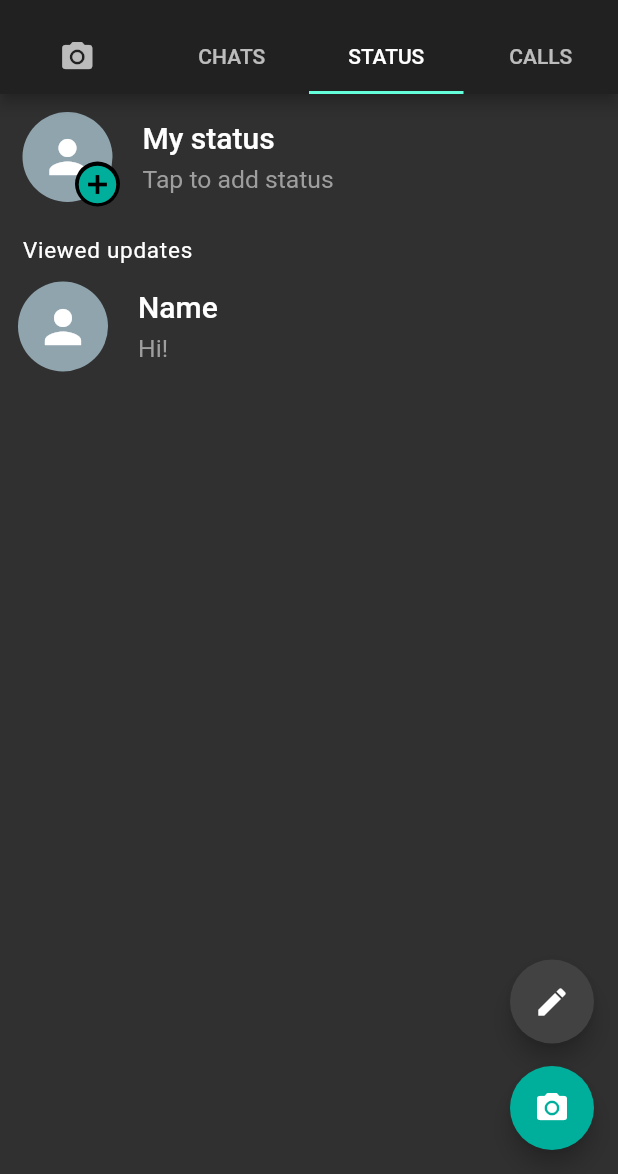
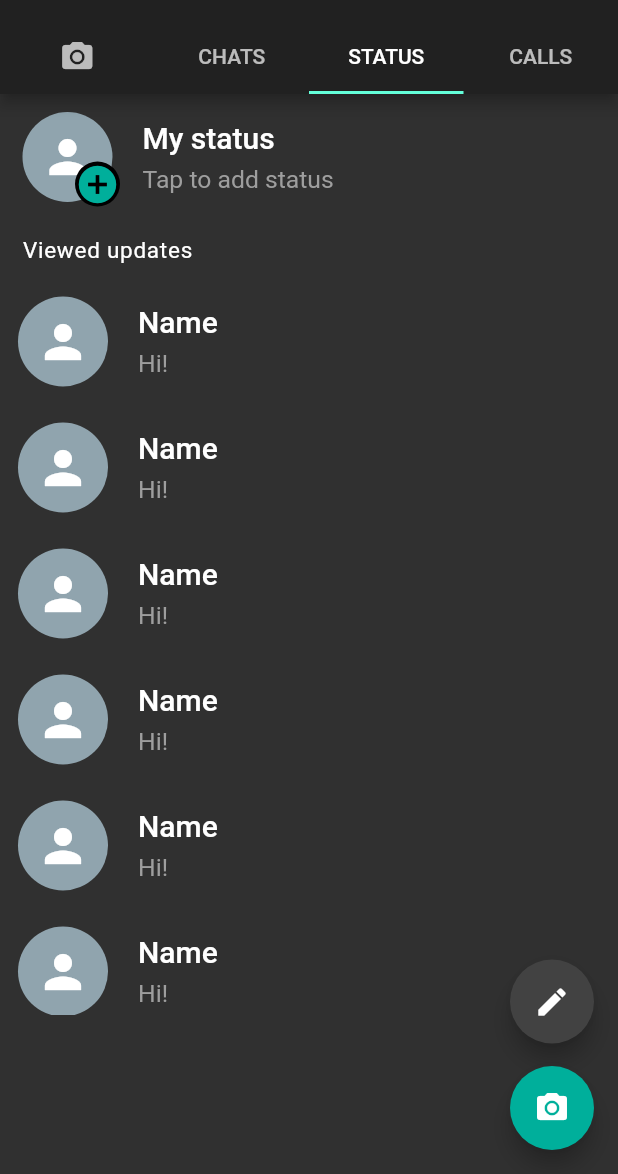
Before and after one commit to Manojkc15/Whatsapp-UI, a Flutter app: the screen it shows after launch, tab 3 chosen, on a phone screen of 412 x 824 dp, the part 62-1236 px from its top. Run offline on Flutter 3.47's test engine with Material 2 defaults, Android fonts, the phone set to English and light mode, and no system bars.

Commit message:
simplified calls.dart

```diff
--- a/lib/status.dart
+++ b/lib/status.dart
@@ -78,7 +78,14 @@ class Status extends StatelessWidget {
               ),
             ),
           ),
-          InkWell(
+          SizedBox(height: 10.0),
+          Container(
+            width: double.infinity,
+            height: 491,
+            child: ListView.builder(
+              itemCount: 8,
+              itemBuilder: (context, index) {
+                return InkWell(
                   onTap: () {},
                   child: Container(
                     height: 60.0,
@@ -123,69 +130,10 @@ class Status extends StatelessWidget {
                       ],
                     ),
                   ),
+                );
+              },
             ),
-          // ListView.builder(
-          //   itemCount: 5,
-          //   itemBuilder: (context, index) {
-          //     return InkWell(
-          //       onTap: () {},
-          //       child: Container(
-          //         height: 60.0,
-          //         margin: EdgeInsets.all(12.0),
-          //         child: Row(
-          //           crossAxisAlignment: CrossAxisAlignment.start,
-          //           children: [
-          //             CircleAvatar(
-          //               child: Icon(
-          //                 Icons.person,
-          //                 size: 36.0,
-          //                 color: Colors.white,
-          //               ),
-          //               radius: 30.0,
-          //               backgroundColor: Colors.blueGrey[300],
-          //             ),
-          //             SizedBox(width: 20.0),
-          //             Expanded(
-          //               flex: 4,
-          //               child: Column(
-          //                 mainAxisAlignment: MainAxisAlignment.center,
-          //                 crossAxisAlignment: CrossAxisAlignment.start,
-          //                 children: [
-          //                   Text(
-          //                     'Name',
-          //                     style: TextStyle(
-          //                       fontSize: 20.0,
-          //                       fontWeight: FontWeight.w500,
-          //                     ),
-          //                   ),
-          //                   SizedBox(height: 7.0),
-          //                   Text(
-          //                     'Hi!',
-          //                     style: TextStyle(
-          //                       fontSize: 16.5,
-          //                       color: Colors.grey,
-          //                     ),
-          //                   ),
-          //                 ],
-          //               ),
-          //             ),
-          //             Expanded(
-          //                 child: Column(
-          //               // mainAxisAlignment: MainAxisAlignment.spaceAround,
-          //               crossAxisAlignment: CrossAxisAlignment.start,
-          //               children: [
-          //                 Text(
-          //                   '13/08/21',
-          //                   style: TextStyle(fontSize: 13.5),
-          //                 ),
-          //               ],
-          //             )),
-          //           ],
-          //         ),
-          //       ),
-          //     );
-          //   },
-          // ),
+          ),
         ],
       ),
       floatingActionButton: Column(
```
Also changed, not shown: lib/calls.dart (deleted, +0 -77 lines), lib/calls/calls.dart (added, +24 -0 lines), lib/calls/callscard.dart (added, +66 -0 lines), lib/main.dart (+15 -4 lines). Lines whose indentation alone changed are shown as unchanged.
